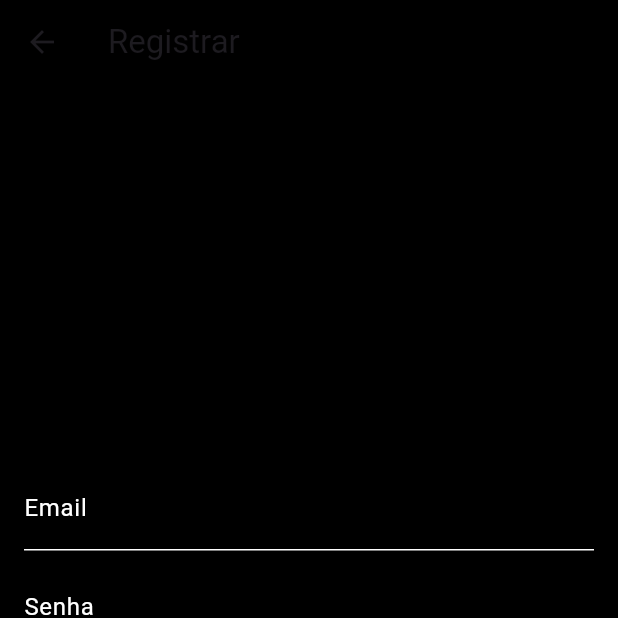
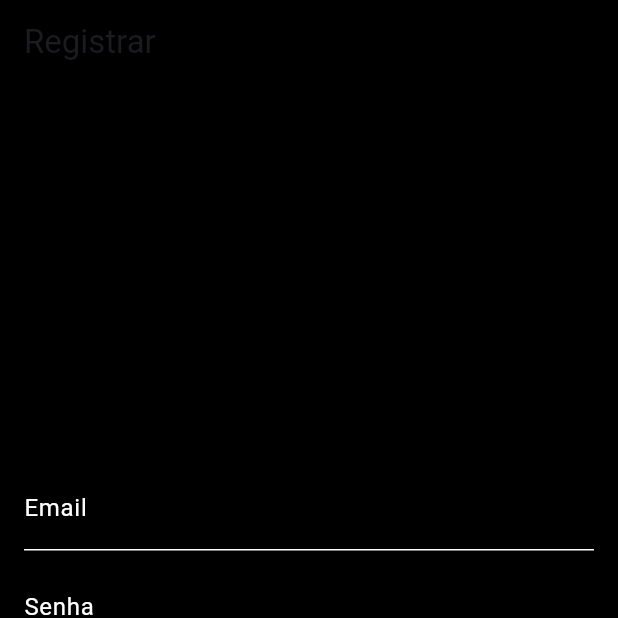
Before and after one commit to oliveiramarcelo12/AvaliacaoSomativaFlutter, a Flutter app: the screen it shows after launch, after a tap on "Login", after a tap on "Criar conta", on a phone screen of 412 x 824 dp, the top half of it. Run offline on Flutter 3.47's test engine with Material 3 defaults, Android fonts, the phone set to English and light mode, and no system bars; our stand-ins replace camera, cloud_firestore, firebase_auth, firebase_core, firebase_storage, geolocator and 3 more; accounts and stored records are empty.

Commit message:
12/11/24

```diff
--- a/app_registro_ponto/lib/main.dart
+++ b/app_registro_ponto/lib/main.dart
@@ -4,9 +4,11 @@
 import 'screens/home_screen.dart';
 import 'screens/check_in_screen.dart';
 import 'package:firebase_core/firebase_core.dart';
-import 'package:firebase_app_check/firebase_app_check.dart';
 
-import 'screens/photos_tips_screen.dart';
+
+import 'screens/photo_tips_screen.dart';
+
+
 
 void main() async {
   WidgetsFlutterBinding.ensureInitialized();
@@ -30,7 +32,8 @@
         '/': (context) => LoginScreen(),
         '/home': (context) => HomeScreen(),
         '/check_in': (context) => CheckInScreen(),
-        '/photo_tips': (context) => PhotoTipsScreen(), // Adicionando a rota da tela de dicas
+        'photo_tips':  (context) => SimplePhotoTipsScreen(),
+
       },
       debugShowCheckedModeBanner: false,
     );
--- a/app_registro_ponto/lib/screens/login_screen.dart
+++ b/app_registro_ponto/lib/screens/login_screen.dart
@@ -15,7 +15,25 @@ class _LoginScreenState extends State<LoginScreen> {
   final _passwordController = TextEditingController();
   String _errorMessage = '';
   bool _isLoading = false;
-  final LocalAuthentication _localAuth = LocalAuthentication();
+  final _localAuth = LocalAuthentication();
+  bool _isBiometricAvailable = false;
+
+  // Função para verificar suporte e disponibilidade de biometria
+  Future<void> _checkBiometrics() async {
+    try {
+      bool canCheckBiometrics = await _localAuth.canCheckBiometrics;
+      bool isDeviceSupported = await _localAuth.isDeviceSupported();
+      List<BiometricType> availableBiometrics = await _localAuth.getAvailableBiometrics();
+
+      setState(() {
+        _isBiometricAvailable = canCheckBiometrics && isDeviceSupported && availableBiometrics.isNotEmpty;
+      });
+    } catch (e) {
+      setState(() {
+        _errorMessage = 'Erro ao verificar biometria: $e';
+      });
+    }
+  }
 
   // Função para login com email e senha
   Future<void> _login() async {
@@ -24,6 +42,22 @@ class _LoginScreenState extends State<LoginScreen> {
       _isLoading = true;
     });
 
+    if (_emailController.text.isEmpty || _passwordController.text.isEmpty) {
+      setState(() {
+        _errorMessage = 'Por favor, preencha todos os campos.';
+        _isLoading = false;
+      });
+      return;
+    }
+
+    if (!_emailController.text.contains('@')) {
+      setState(() {
+        _errorMessage = 'Por favor, insira um e-mail válido.';
+        _isLoading = false;
+      });
+      return;
+    }
+
     try {
       UserCredential userCredential = await FirebaseAuth.instance.signInWithEmailAndPassword(
         email: _emailController.text,
@@ -31,67 +65,28 @@ class _LoginScreenState extends State<LoginScreen> {
       );
 
       if (userCredential.user != null) {
-        // Após o login bem-sucedido, pergunte se o usuário deseja vincular a biometria
-        bool userWantsBiometrics = await showDialog(
-          context: context,
-          builder: (context) => AlertDialog(
-            title: Text('Habilitar Biometria'),
-            content: Text('Deseja vincular a biometria à sua conta?'),
-            actions: [
-              TextButton(
-                onPressed: () {
-                  Navigator.pop(context, false); // Não habilitar biometria
-                },
-                child: Text('Não'),
-              ),
-              TextButton(
-                onPressed: () {
-                  Navigator.pop(context, true); // Habilitar biometria
-                },
-                child: Text('Sim'),
-              ),
-            ],
-          ),
-        );
+        // Verificar se a biometria está vinculada
+        bool isBiometricLinked = await _getBiometricPreference();
 
-        if (userWantsBiometrics) {
-          // Salva que a biometria foi habilitada
-          await _saveBiometricPreference(true);
+        // Se não estiver vinculada e a biometria for suportada
+        if (!isBiometricLinked && _isBiometricAvailable) {
+          // Perguntar ao usuário se ele quer vincular a biometria
+          bool shouldLinkBiometrics = await _showBiometricLinkDialog();
+
+          if (shouldLinkBiometrics) {
+            await _linkBiometrics();
+          }
         }
 
-        // Verifique se a biometria foi habilitada
-        bool isBiometricEnabled = await _getBiometricPreference();
-
-        if (isBiometricEnabled) {
-          // Tente autenticar com a biometria
-          bool isAuthenticated = await _localAuth.authenticate(
-            localizedReason: 'Por favor, autentique-se para continuar',
-            options: AuthenticationOptions(
-              stickyAuth: true,
-              biometricOnly: true,
-            ),
-          );
-
-          if (isAuthenticated) {
-            // Redireciona para a tela inicial após autenticação bem-sucedida com biometria
         Navigator.pushReplacement(
           context,
           MaterialPageRoute(builder: (context) => HomeScreen()),
         );
       } else {
-            // Se a biometria falhar, peça para fazer login novamente com e-mail e senha
-            Navigator.pushReplacement(
-              context,
-              MaterialPageRoute(builder: (context) => LoginScreen()),
-            );
-          }
-        } else {
-          // Caso a biometria não tenha sido habilitada, redireciona para a tela inicial
-          Navigator.pushReplacement(
-            context,
-            MaterialPageRoute(builder: (context) => HomeScreen()),
-          );
-        }
+        setState(() {
+          _errorMessage = 'Erro ao autenticar com Firebase';
+          _isLoading = false;
+        });
       }
     } catch (e) {
       setState(() {
@@ -101,49 +96,87 @@ class _LoginScreenState extends State<LoginScreen> {
     }
   }
 
-  // Função para salvar a preferência de biometria no SharedPreferences
-  Future<void> _saveBiometricPreference(bool isBiometricEnabled) async {
-    final prefs = await SharedPreferences.getInstance();
-    await prefs.setBool('isBiometricEnabled', isBiometricEnabled); // Salva se a biometria foi habilitada
+  // Função para verificar se a biometria está vinculada ao usuário
+  Future<bool> _getBiometricPreference() async {
+    SharedPreferences prefs = await SharedPreferences.getInstance();
+    return prefs.getBool('biometricLinked') ?? false;
   }
 
-  // Função para obter a preferência de biometria do SharedPreferences
-  Future<bool> _getBiometricPreference() async {
-    final prefs = await SharedPreferences.getInstance();
-    return prefs.getBool('isBiometricEnabled') ?? false; // Retorna se a biometria foi habilitada
+  // Função para mostrar o diálogo perguntando ao usuário se deseja vincular a biometria
+  Future<bool> _showBiometricLinkDialog() async {
+    return await showDialog<bool>(
+      context: context,
+      builder: (context) => AlertDialog(
+        title: Text('Vincular Biometria'),
+        content: Text('Você deseja vincular a biometria à sua conta?'),
+        actions: <Widget>[
+          TextButton(
+            onPressed: () {
+              Navigator.of(context).pop(false); // Resposta 'Não'
+            },
+            child: Text('Não'),
+          ),
+          TextButton(
+            onPressed: () {
+              Navigator.of(context).pop(true); // Resposta 'Sim'
+            },
+            child: Text('Sim'),
+          ),
+        ],
+      ),
+    ) ?? false;
   }
 
-  // Função para verificar e autenticar com biometria ao iniciar
+  // Função para vincular a biometria
+  Future<void> _linkBiometrics() async {
+    SharedPreferences prefs = await SharedPreferences.getInstance();
+    await prefs.setBool('biometricLinked', true); // Marca a biometria como vinculada
+  }
+
+  // Função para autenticação biométrica
   Future<void> _authenticateWithBiometrics() async {
-    bool isBiometricEnabled = await _getBiometricPreference();
+    bool isBiometricLinked = await _getBiometricPreference();
 
-    if (isBiometricEnabled) {
+    if (isBiometricLinked) {
+      try {
         bool isAuthenticated = await _localAuth.authenticate(
-        localizedReason: 'Por favor, autentique-se para continuar',
-        options: AuthenticationOptions(
+          localizedReason: 'Use sua biometria para fazer login.',
+          options: const AuthenticationOptions(
+            useErrorDialogs: true,
             stickyAuth: true,
-          biometricOnly: true,
           ),
         );
 
         if (isAuthenticated) {
+          User? user = FirebaseAuth.instance.currentUser;
+
+          if (user != null) {
             Navigator.pushReplacement(
               context,
               MaterialPageRoute(builder: (context) => HomeScreen()),
             );
           } else {
-        // Se a biometria falhar, peça para fazer login novamente com email e senha
             setState(() {
-          _errorMessage = 'Falha na autenticação biométrica!';
+              _errorMessage = 'Falha na autenticação com biometria. Tente novamente.';
             });
           }
+        }
+      } catch (e) {
+        setState(() {
+          _errorMessage = 'Erro na autenticação biométrica: $e';
+        });
+      }
+    } else {
+      setState(() {
+        _errorMessage = 'Biometria não vinculada. Faça login com senha primeiro.';
+      });
     }
   }
 
   @override
   void initState() {
     super.initState();
-    _authenticateWithBiometrics(); // Tente autenticar com biometria ao iniciar
+    _checkBiometrics(); // Verificar a disponibilidade de biometria no dispositivo
   }
 
   @override
@@ -151,50 +184,47 @@ class _LoginScreenState extends State<LoginScreen> {
     return Scaffold(
       appBar: AppBar(
         title: Text("Login"),
-        backgroundColor: Colors.black, // Cor do AppBar (preto)
+        backgroundColor: Colors.black,
       ),
-      backgroundColor: Colors.black, // Cor de fundo da tela (preto)
+      backgroundColor: Colors.black,
       body: Padding(
         padding: const EdgeInsets.all(16.0),
         child: Column(
           mainAxisAlignment: MainAxisAlignment.center,
           children: [
-            // Campo de E-mail
             TextField(
               controller: _emailController,
               decoration: InputDecoration(
                 labelText: 'Email',
-                labelStyle: TextStyle(color: Colors.white), // Texto do label branco
+                labelStyle: TextStyle(color: Colors.white),
                 errorText: _errorMessage.contains('e-mail') ? _errorMessage : null,
                 enabledBorder: UnderlineInputBorder(
-                  borderSide: BorderSide(color: Colors.white), // Borda branca
+                  borderSide: BorderSide(color: Colors.white),
                 ),
                 focusedBorder: UnderlineInputBorder(
-                  borderSide: BorderSide(color: Colors.white), // Borda branca ao focar
+                  borderSide: BorderSide(color: Colors.white),
                 ),
               ),
-              style: TextStyle(color: Colors.white), // Cor do texto no campo
+              style: TextStyle(color: Colors.white),
             ),
             SizedBox(height: 10),
-            // Campo de Senha
             TextField(
               controller: _passwordController,
               decoration: InputDecoration(
                 labelText: 'Senha',
-                labelStyle: TextStyle(color: Colors.white), // Texto do label branco
+                labelStyle: TextStyle(color: Colors.white),
                 errorText: _errorMessage.contains('senha') ? _errorMessage : null,
                 enabledBorder: UnderlineInputBorder(
-                  borderSide: BorderSide(color: Colors.white), // Borda branca
+                  borderSide: BorderSide(color: Colors.white),
                 ),
                 focusedBorder: UnderlineInputBorder(
-                  borderSide: BorderSide(color: Colors.white), // Borda branca ao focar
+                  borderSide: BorderSide(color: Colors.white),
                 ),
               ),
               obscureText: true,
-              style: TextStyle(color: Colors.white), // Cor do texto no campo
+              style: TextStyle(color: Colors.white),
             ),
             SizedBox(height: 20),
-            // Exibição da mensagem de erro
             if (_errorMessage.isNotEmpty)
               Padding(
                 padding: const EdgeInsets.only(bottom: 20),
@@ -203,27 +233,40 @@ class _LoginScreenState extends State<LoginScreen> {
                   style: TextStyle(color: Colors.red),
                 ),
               ),
-            // Botão de Login
             _isLoading
-                ? CircularProgressIndicator() // Se estiver carregando, mostra o indicador de progresso
+                ? CircularProgressIndicator()
                 : ElevatedButton(
                     onPressed: _login,
                     style: ElevatedButton.styleFrom(
-                      foregroundColor: Colors.white, backgroundColor: Color(0xFFD4AF37), // Cor do texto (branco)
+                      foregroundColor: Colors.white,
+                      backgroundColor: Color(0xFFD4AF37),
                       padding: EdgeInsets.symmetric(vertical: 15, horizontal: 50),
                     ),
                     child: Text('Login'),
                   ),
             SizedBox(height: 20),
-            // Botão de criar conta
+            if (_isBiometricAvailable)
+              ElevatedButton(
+                onPressed: _authenticateWithBiometrics,
+                style: ElevatedButton.styleFrom(
+                  foregroundColor: Colors.white,
+                  backgroundColor: Color(0xFFD4AF37),
+                  padding: EdgeInsets.symmetric(vertical: 15, horizontal: 50),
+                ),
+                child: Text('Usar biometria'),
+              ),
+            SizedBox(height: 20),
             TextButton(
               onPressed: () {
-                Navigator.push(
+                Navigator.pushReplacement(
                   context,
                   MaterialPageRoute(builder: (context) => RegisterScreen()),
                 );
               },
-              child: Text('Criar conta', style: TextStyle(color: Colors.white)),
+              child: Text(
+                'Criar conta',
+                style: TextStyle(color: Colors.white),
+              ),
             ),
           ],
         ),
--- a/app_registro_ponto/lib/utils/constants.dart
+++ b/app_registro_ponto/lib/utils/constants.dart
@@ -7,7 +7,8 @@ class Constants {
      latitude: -22.570572, // Coordenada de latitude do escritório
     longitude: -47.403729, // Coordenada de longitude do escritório
 
-
+  // latitude: -22.570660452146058, // Coordenada de latitude do shopping patio
+    // longitude: -47.407831859397376, // Coordenada de longitude do shopping patio
 
 
   );
--- a/app_registro_ponto/pubspec.yaml
+++ b/app_registro_ponto/pubspec.yaml
@@ -19,7 +19,7 @@ dependencies:
   geolocator: ^13.0.1              # Para geolocalização
   permission_handler: ^11.2.0 # Verifique se existe uma versão mais recente
   intl: ^0.19.0
-  local_auth: ^2.0.6 # Verifique por atualizações na versão
+  local_auth: ^2.3.0 # Verifique por atualizações na versão
   flutter_secure_storage: ^9.2.2
   google_sign_in: ^6.2.2
   image_picker: ^1.1.2
```
Also changed, not shown: app_registro_ponto/lib/screens/check_in_screen.dart (+43 -12 lines), app_registro_ponto/lib/screens/photo_tips_screen.dart (added, +65 -0 lines). Lines whose indentation alone changed are shown as unchanged.
